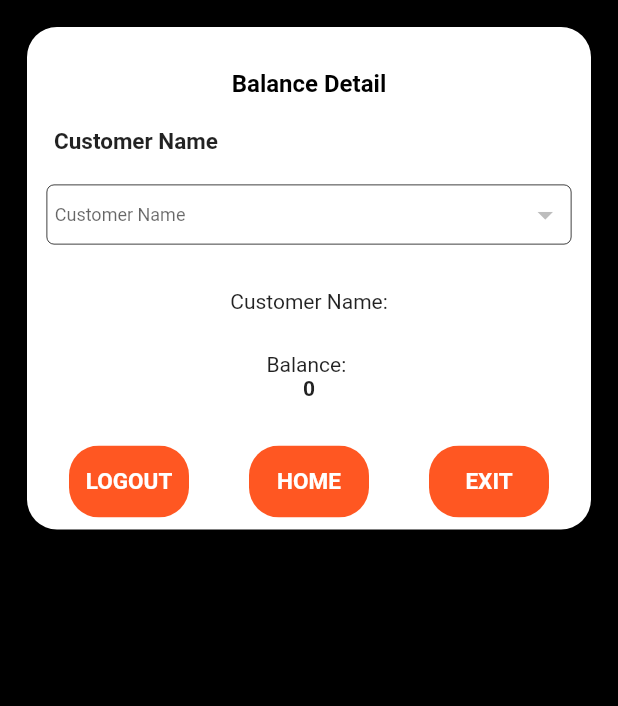
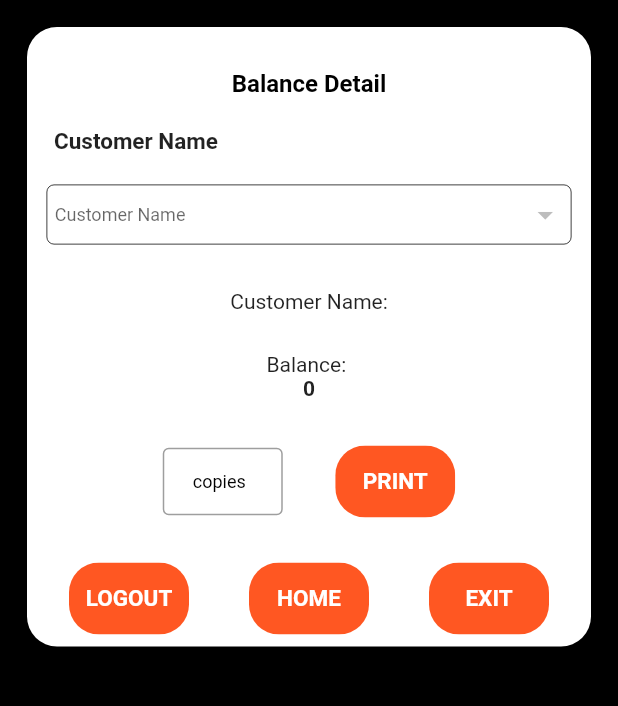
Before and after one commit to mukesh1811/ngx, a Flutter app: the Balance screen opened directly, on a phone screen of 412 x 824 dp, the part 60-766 px from its top. Run offline on Flutter 3.47's test engine with Material 2 defaults, Android fonts, the phone set to English and light mode, and no system bars; our stand-ins replace csv, file_picker, permission_handler, sqflite; missing offline and left inert: excel; accounts and stored records are empty.

Commit message:
updated balance screen with print button

```diff
--- a/lib/screens/balance.dart
+++ b/lib/screens/balance.dart
@@ -1,4 +1,5 @@
 import 'package:flutter/material.dart';
+import 'package:flutter/services.dart';
 import 'package:ngx/screens/DB_Helper.dart';
 import 'package:ngx/screens/homepage.dart';
 import 'package:ngx/screens/loginpage.dart';
@@ -177,6 +178,71 @@ class _BalanceState extends State<Balance> {
                     Row(
                       mainAxisAlignment: MainAxisAlignment.spaceAround,
                       children: [
+                        SizedBox(width: 30),
+                        Container(
+                          width: 80,
+                          height: 45,
+                          child: SizedBox(
+                            width: 140,
+                            height: 40,
+                            child: TextField(
+                                obscureText: false,
+                                decoration: InputDecoration(
+                                  labelText: 'copies',
+                                  labelStyle: TextStyle(
+                                      color: Colors.black, fontSize: 12),
+                                  contentPadding: EdgeInsets.all(20),
+                                  border: OutlineInputBorder(),
+                                ),
+                                style: TextStyle(color: Colors.black),
+                                textInputAction: TextInputAction.next,
+                                keyboardType: TextInputType.number,
+                                inputFormatters: <TextInputFormatter>[
+                                  FilteringTextInputFormatter.digitsOnly
+                                ]),
+                          ),
+                        ),
+                        Container(
+                          width: 80,
+                          child: ClipRRect(
+                            borderRadius: BorderRadius.circular(20),
+                            child: Stack(
+                              children: <Widget>[
+                                Positioned.fill(
+                                  child: Container(
+                                    decoration: const BoxDecoration(
+                                        color: Colors.deepOrange),
+                                  ),
+                                ),
+                                TextButton(
+                                  style: TextButton.styleFrom(
+                                    foregroundColor: Colors.white,
+                                    textStyle: const TextStyle(
+                                        fontSize: 15,
+                                        fontWeight: FontWeight.bold),
+                                  ),
+                                  onPressed: () {
+                                    Navigator.push(
+                                      context,
+                                      MaterialPageRoute(
+                                          builder: (context) => LoginPage()),
+                                    );
+                                  },
+                                  child: Center(child: const Text('PRINT')),
+                                ),
+                              ],
+                            ),
+                          ),
+                        ),
+                        SizedBox(width: 30),
+                      ],
+                    ),
+                    SizedBox(
+                      height: 30,
+                    ),
+                    Row(
+                      mainAxisAlignment: MainAxisAlignment.spaceAround,
+                      children: [
                         Container(
                           width: 80,
                           child: ClipRRect(
```
